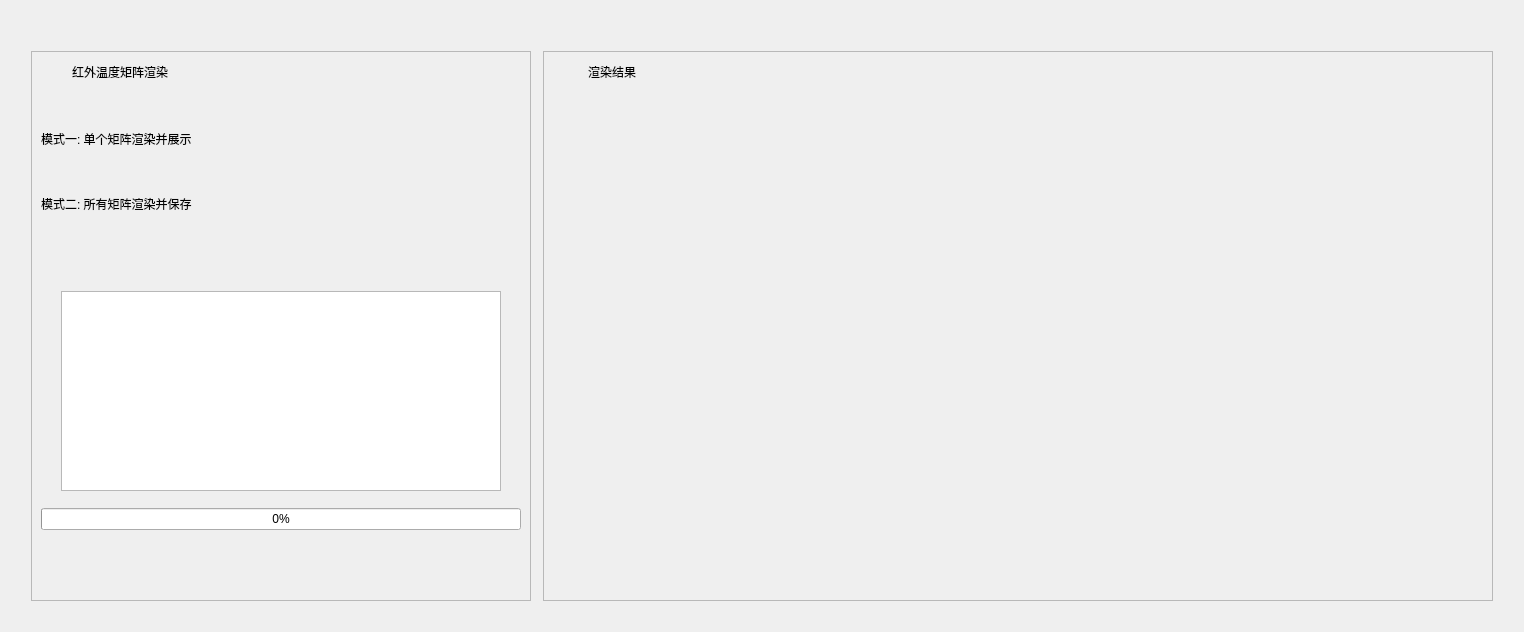
First picture: the form in resource/ui/RenderInterface.ui, repository Rabbits-sys/steroCameraGUI, before the edit.
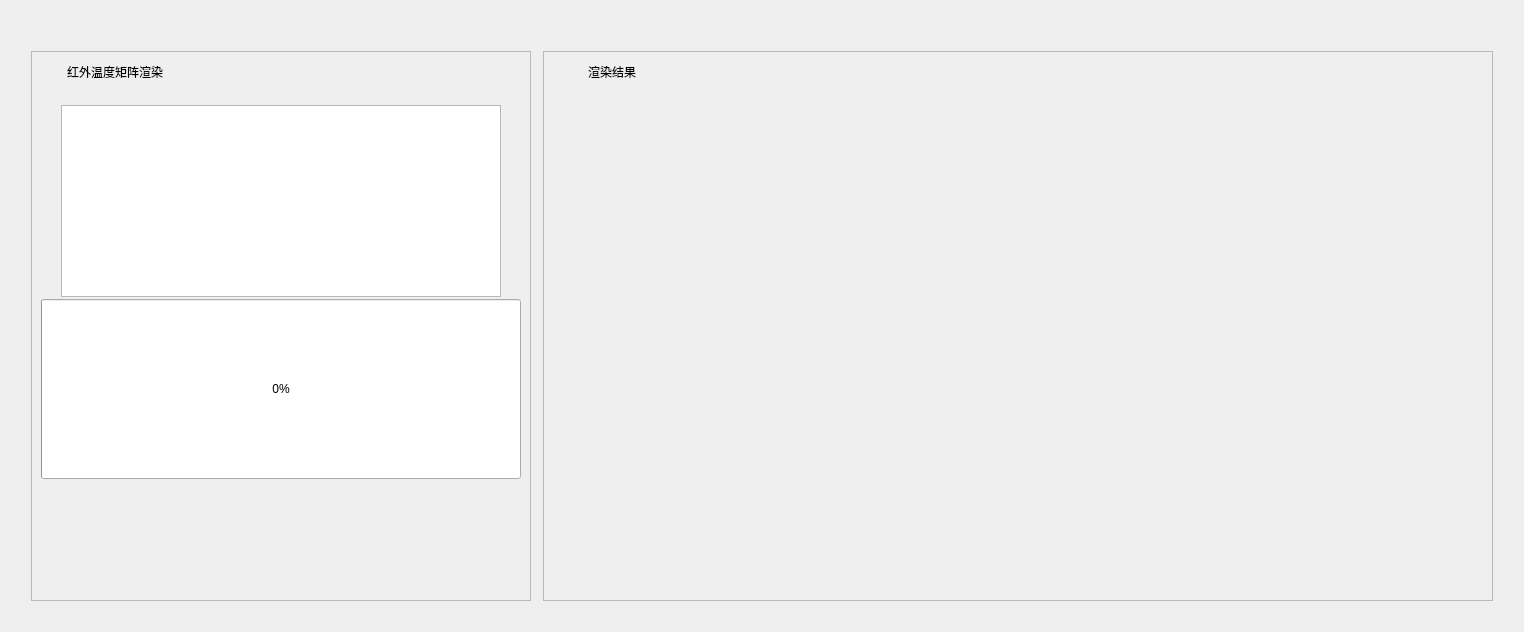
Second picture: the form after the edit. Icons and pictures are not drawn. Custom widgets are drawn as their Qt base class.

```diff
--- a/resource/ui/RenderInterface.ui
+++ b/resource/ui/RenderInterface.ui
@@ -53,9 +53,9 @@
        </property>
        <layout class="QVBoxLayout" name="verticalLayout_6">
         <item>
-         <layout class="QVBoxLayout" name="settingVerticalLayout_1" stretch="0,0,0,0,0,1,0,1,1">
+         <layout class="QVBoxLayout" name="settingVerticalLayout_1" stretch="0,0,0,1,1">
           <property name="spacing">
-           <number>7</number>
+           <number>2</number>
           </property>
           <item>
            <layout class="QHBoxLayout" name="settingHorizontalLayout_1" stretch="0,0,0,0">
@@ -124,93 +124,18 @@
            </layout>
           </item>
           <item>
-           <spacer name="verticalSpacer_1">
-            <property name="orientation">
-             <enum>Qt::Vertical</enum>
+           <layout class="QVBoxLayout" name="settingVerticalLayout_2">
+            <property name="leftMargin">
+             <number>20</number>
             </property>
-            <property name="sizeType">
-             <enum>QSizePolicy::Fixed</enum>
-            </property>
-            <property name="sizeHint" stdset="0">
-             <size>
-              <width>10</width>
-              <height>40</height>
-             </size>
-            </property>
-           </spacer>
-          </item>
-          <item>
-           <layout class="QVBoxLayout" name="settingVerticalLayout_2" stretch="0,0">
             <property name="topMargin">
-             <number>0</number>
+             <number>10</number>
             </property>
-            <item>
-             <widget class="StrongBodyLabel" name="settingModeLabel_1">
-              <property name="text">
-               <string>模式一: 单个矩阵渲染并展示</string>
-              </property>
-              <property name="alignment">
-               <set>Qt::AlignLeading|Qt::AlignLeft|Qt::AlignVCenter</set>
-              </property>
-             </widget>
-            </item>
-            <item>
-             <layout class="QVBoxLayout" name="settingFileVerticalLayout"/>
-            </item>
-           </layout>
-          </item>
-          <item>
-           <spacer name="verticalSpacer_2">
-            <property name="orientation">
-             <enum>Qt::Vertical</enum>
+            <property name="rightMargin">
+             <number>20</number>
             </property>
-            <property name="sizeType">
-             <enum>QSizePolicy::Fixed</enum>
-            </property>
-            <property name="sizeHint" stdset="0">
-             <size>
-              <width>20</width>
-              <height>40</height>
-             </size>
-            </property>
-           </spacer>
-          </item>
-          <item>
-           <layout class="QVBoxLayout" name="settingVerticalLayout_3">
-            <property name="topMargin">
-             <number>0</number>
-            </property>
-            <item>
-             <widget class="StrongBodyLabel" name="settingModeLabel_2">
-              <property name="text">
-               <string>模式二: 所有矩阵渲染并保存</string>
-              </property>
-              <property name="alignment">
-               <set>Qt::AlignLeading|Qt::AlignLeft|Qt::AlignVCenter</set>
-              </property>
-             </widget>
-            </item>
-            <item>
-             <layout class="QVBoxLayout" name="settingDirVerticalLayout"/>
-            </item>
            </layout>
           </item>
-          <item>
-           <spacer name="verticalSpacer_3">
-            <property name="orientation">
-             <enum>Qt::Vertical</enum>
-            </property>
-            <property name="sizeType">
-             <enum>QSizePolicy::Expanding</enum>
-            </property>
-            <property name="sizeHint" stdset="0">
-             <size>
-              <width>20</width>
-              <height>40</height>
-             </size>
-            </property>
-           </spacer>
-          </item>
           <item>
            <layout class="QVBoxLayout" name="verticalLayout_2">
             <property name="leftMargin">
@@ -223,14 +148,14 @@
              <number>20</number>
             </property>
             <property name="bottomMargin">
-             <number>10</number>
+             <number>0</number>
             </property>
             <item>
              <widget class="TextBrowser" name="renderInforBrowser">
               <property name="minimumSize">
                <size>
                 <width>0</width>
-                <height>200</height>
+                <height>150</height>
                </size>
               </property>
              </widget>
@@ -247,6 +172,12 @@
             </property>
             <item>
              <widget class="ProgressRing" name="renderProgressRing">
+              <property name="minimumSize">
+               <size>
+                <width>180</width>
+                <height>180</height>
+               </size>
+              </property>
               <property name="value">
                <number>0</number>
               </property>
```
